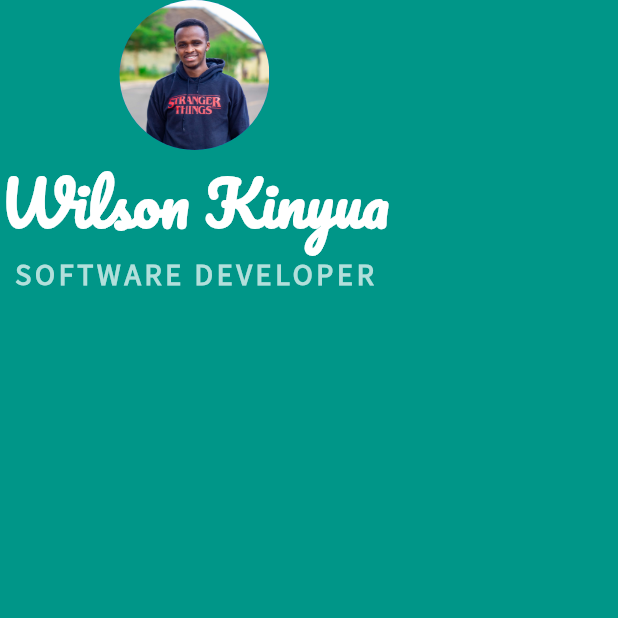
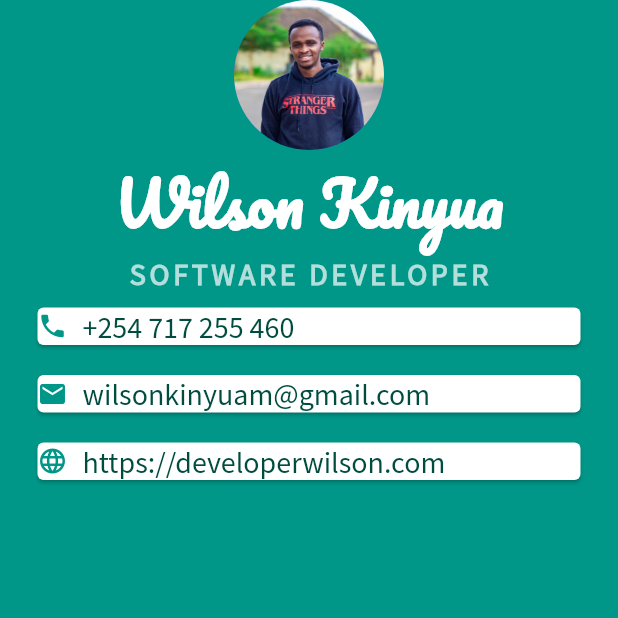
Before and after one commit to WilsonKinyua/mi-card-flutter, a Flutter app: the screen it shows after launch, on a phone screen of 412 x 824 dp, the top half of it. Run offline on Flutter 3.47's test engine with Material 2 defaults, Android fonts, the phone set to English and light mode, and no system bars.

Commit message:
adding icons into widget

```diff
--- a/lib/main.dart
+++ b/lib/main.dart
@@ -1,3 +1,5 @@
+
+import 'package:flutter/cupertino.dart';
 import 'package:flutter/material.dart';
 
 void main() {
@@ -8,6 +10,7 @@ class MyApp extends StatelessWidget {
   @override
   Widget build(BuildContext context) {
     return MaterialApp(
+      debugShowCheckedModeBanner: false,
       home: Scaffold(
         backgroundColor: Colors.teal,
         body: SafeArea(
@@ -36,6 +39,79 @@ class MyApp extends StatelessWidget {
                     fontWeight: FontWeight.bold
                   ),
                 ),
+                Card(
+                  color: Colors.white,
+                  margin: EdgeInsets.symmetric(vertical: 10.0, horizontal: 25.0),
+                  child: Row(
+                   children: <Widget>[
+                     Icon(
+                       Icons.phone,
+                       color: Colors.teal,
+                       size: 20.0,
+                     ),
+                     SizedBox(
+                       width: 10.0,
+                     ),
+                     Text(
+                         '+254 717 255 460',
+                       style: TextStyle(
+                         color: Colors.teal[900],
+                         fontFamily: 'SourceSansPro',
+                         fontSize: 20.0,
+
+                       ),
+                     ),
+                   ],
+                  ),
+                ),
+                Card(
+                  color: Colors.white,
+                  margin: EdgeInsets.symmetric(vertical: 10.0, horizontal: 25.0),
+                  child: Row(
+                    children: <Widget>[
+                        Icon(
+                            Icons.email,
+                          color: Colors.teal,
+                          size: 20.0,
+                        ),
+                      SizedBox(
+                        width: 10.0,
+                      ),
+                      Text(
+                          'wilsonkinyuam@gmail.com',
+                        style: TextStyle(
+                          color: Colors.teal.shade900,
+                          fontSize: 20.0,
+                          fontFamily: 'SourceSansPro'
+                        ),
+                      ),
+                    ],
+                  ),
+                ),
+                Card(
+                  color: Colors.white,
+                  margin: EdgeInsets.symmetric(vertical: 10.0, horizontal: 25.0),
+                  child: Row(
+                      children: <Widget>[
+                        Icon(
+                          Icons.language,
+                          color: Colors.teal,
+                          size: 20.0,
+                        ),
+                        SizedBox(
+                          width: 10.0,
+                        ),
+                        Text(
+                            "https://developerwilson.com",
+                          style: TextStyle(
+                            color: Colors.teal.shade900,
+                            fontSize: 20.0,
+                            fontFamily: 'SourceSansPro'
+                          ),
+                        ),
+                      ],
+                  ),
+                ),
               ],
           ),
         ),
```
